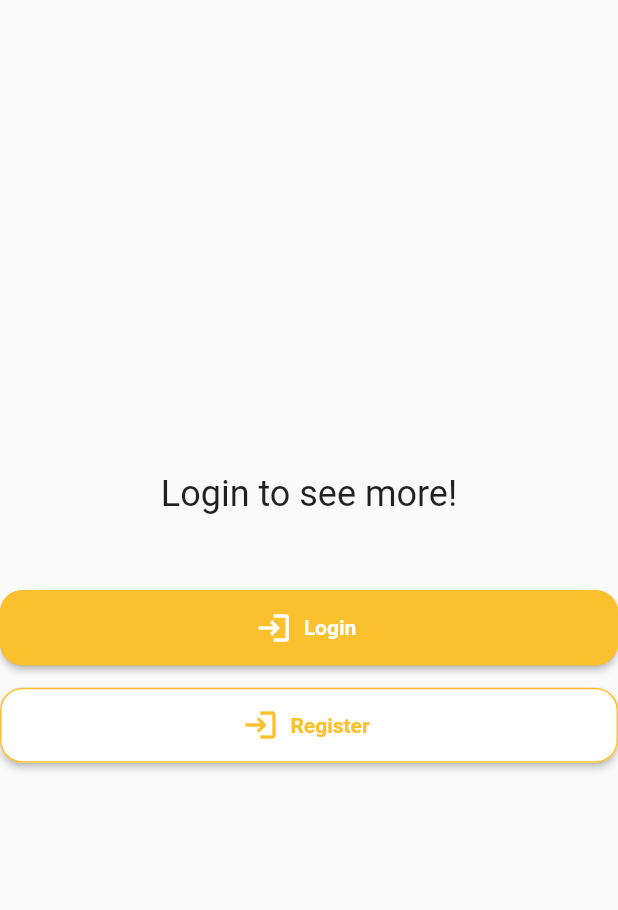
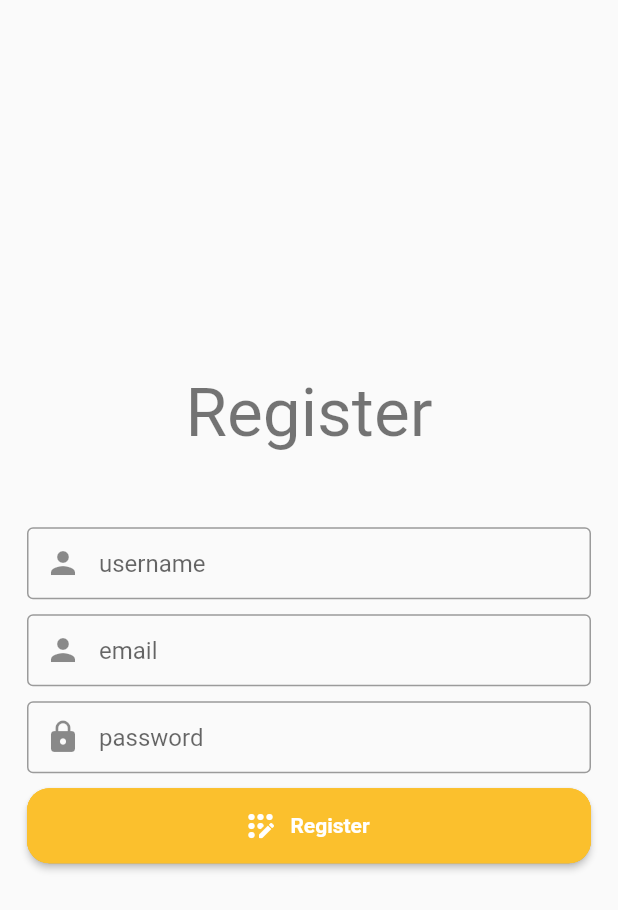
Before and after one commit to phyauab/foodie, a Flutter app: the Redirect widget shown alone on an empty page, opened directly, after a tap on "Register", on a phone screen of 412 x 824 dp. Shown: the top 910 px of the screen. Run offline on Flutter 3.47's test engine with Material 2 defaults, Android fonts, the phone set to English and light mode, and no system bars; our stand-ins replace carousel_slider, flutter_rating_bar, flutter_secure_storage, get, jwt_decoder, readmore; accounts and stored records are empty; network calls fail.

Commit message:
add register page

```diff
--- a/frontend/lib/components/profile/redirect.dart
+++ b/frontend/lib/components/profile/redirect.dart
@@ -32,8 +32,10 @@ class Redirect extends StatelessWidget {
           ),
           LongButton(
             text: 'Register',
-            icon: Icons.login,
-            func: () {},
+            icon: Icons.app_registration,
+            func: () {
+              Get.toNamed("/register");
+            },
             isInverted: true,
           ),
         ],
--- a/frontend/lib/main.dart
+++ b/frontend/lib/main.dart
@@ -8,6 +8,8 @@ import 'package:frontend/pages/home/home_binding.dart';
 import 'package:frontend/pages/home/home_page.dart';
 import 'package:frontend/pages/login/login_binding.dart';
 import 'package:frontend/pages/login/login_screen.dart';
+import 'package:frontend/pages/register/register_binding.dart';
+import 'package:frontend/pages/register/register_page.dart';
 import 'package:frontend/providers/user_provider.dart';
 import 'package:get/get.dart';
 
@@ -36,6 +38,11 @@ class MyApp extends StatelessWidget {
           binding: LoginBinding(),
         ),
         GetPage(
+          name: "/register",
+          page: () => RegisterPage(),
+          binding: RegisterBinding(),
+        ),
+        GetPage(
           name: '/food/categories/:id',
           page: () => const FoodItemsPage(),
           binding: FoodItemsBinding(),
--- /dev/null
+++ b/frontend/lib/pages/register/register_binding.dart
@@ -0,0 +1,9 @@
+import 'package:get/get.dart';
+import 'register_controller.dart';
+
+class RegisterBinding implements Bindings {
+  @override
+  void dependencies() {
+    Get.lazyPut<RegisterController>(() => RegisterController());
+  }
+}
--- /dev/null
+++ b/frontend/lib/pages/register/register_controller.dart
@@ -0,0 +1,30 @@
+import 'package:flutter/material.dart';
+import 'package:frontend/models/user.dart';
+import 'package:frontend/providers/user_provider.dart';
+import 'package:get/get.dart';
+
+class RegisterController extends GetxController {
+  final _userProvider = Get.put(UserProvider());
+  final GlobalKey<FormState> _formKey = GlobalKey<FormState>();
+  var username = "".obs;
+  var password = "".obs;
+  var email = "".obs;
+
+  @override
+  void onInit() {
+    super.onInit();
+  }
+
+  Future<bool> register() async {
+    bool isRegisterSuccess = await _userProvider.register(
+        username.value, password.value, email.value);
+    if (isRegisterSuccess) {
+      bool isLoginSuccess =
+          await _userProvider.login(username.value, password.value);
+      if (isLoginSuccess) {
+        return true;
+      }
+    }
+    return false;
+  }
+}
--- /dev/null
+++ b/frontend/lib/pages/register/register_page.dart
@@ -0,0 +1,164 @@
+import 'package:flutter/material.dart';
+import 'package:frontend/components/long_button.dart';
+import 'package:frontend/constants.dart';
+import 'package:frontend/pages/register/register_controller.dart';
+import 'package:get/get.dart';
+
+class RegisterPage extends GetView<RegisterController> {
+  RegisterPage({Key? key}) : super(key: key);
+
+  GlobalKey<FormState> _formKey = GlobalKey<FormState>();
+  String username = "";
+  String password = "";
+
+  @override
+  Widget build(BuildContext context) {
+    return Scaffold(
+      body: Padding(
+        padding: EdgeInsets.symmetric(horizontal: defaultScreenPadding),
+        child: Form(
+          key: _formKey,
+          child: Column(
+            mainAxisSize: MainAxisSize.max,
+            mainAxisAlignment: MainAxisAlignment.center,
+            children: [
+              Text(
+                'Register',
+                style: Theme.of(context).textTheme.headline3,
+              ),
+              const SizedBox(
+                height: 50,
+              ),
+              TextFormField(
+                onSaved: (value) {
+                  controller.username.value = value!;
+                },
+                decoration: const InputDecoration(
+                    prefixIcon: Icon(Icons.person),
+                    border: OutlineInputBorder(),
+                    contentPadding: EdgeInsets.all(0),
+                    hintText: 'username'),
+                validator: (value) {
+                  if (value == null || value.isEmpty) {
+                    return 'Please Enter Username';
+                  }
+                  return null;
+                },
+              ),
+              const SizedBox(
+                height: 10,
+              ),
+              TextFormField(
+                onSaved: (value) {
+                  controller.email.value = value!;
+                },
+                decoration: const InputDecoration(
+                    prefixIcon: Icon(Icons.person),
+                    border: OutlineInputBorder(),
+                    contentPadding: EdgeInsets.all(0),
+                    hintText: 'email'),
+                validator: (value) {
+                  if (value == null || value.isEmpty) {
+                    return 'Please Enter Email';
+                  }
+                  return null;
+                },
+              ),
+              const SizedBox(
+                height: 10,
+              ),
+              TextFormField(
+                onSaved: (value) {
+                  controller.password.value = value!;
+                },
+                decoration: const InputDecoration(
+                  prefixIcon: Icon(Icons.lock),
+                  border: OutlineInputBorder(),
+                  contentPadding: EdgeInsets.all(0),
+                  hintText: 'password',
+                ),
+                obscureText: true,
+                enableSuggestions: false,
+                autocorrect: false,
+                validator: (value) {
+                  if (value == null || value.isEmpty) {
+                    return 'Please Enter Password';
+                  }
+                  return null;
+                },
+              ),
+              const SizedBox(height: 10),
+              // SizedBox(
+              //   width: double.infinity,
+              //   child: ElevatedButton.icon(
+              //     onPressed: () async {
+              //       if (_formKey.currentState!.validate()) {
+              //         _formKey.currentState!.save();
+              //         bool isRegisterSuccess = await controller.register();
+              //         if (isRegisterSuccess) {
+              //           Get.back();
+              //         } else {
+              //           _showMyDialog(context);
+              //         }
+              //       }
+              //     },
+              //     child: const Text(
+              //       'Register',
+              //       style: TextStyle(color: Colors.white),
+              //     ),
+              //     style: ButtonStyle(
+              //       padding: MaterialStateProperty.all<EdgeInsets>(
+              //         const EdgeInsets.all(14),
+              //       ),
+              //     ),
+              //   ),
+              // )
+              LongButton(
+                  text: "Register",
+                  icon: Icons.app_registration_rounded,
+                  func: () async {
+                    if (_formKey.currentState!.validate()) {
+                      _formKey.currentState!.save();
+                      bool isRegisterSuccess = await controller.register();
+                      if (isRegisterSuccess) {
+                        Get.back();
+                      } else {
+                        _showMyDialog(context);
+                      }
+                    }
+                  })
+            ],
+          ),
+        ),
+      ),
+    );
+  }
+
+  Future<void> _showMyDialog(BuildContext context) async {
+    return showDialog<void>(
+      context: context,
+      barrierDismissible: false, // user must tap button!
+      builder: (BuildContext context) {
+        return AlertDialog(
+          title: const Text('AlertDialog Title'),
+          content: SingleChildScrollView(
+            child: ListBody(
+              children: const <Widget>[
+                Text('This is a demo alert dialog.'),
+                Text('Would you like to approve of this message?'),
+              ],
+            ),
+          ),
+          actions: <Widget>[
+            TextButton(
+              child: const Text('Approve'),
+              onPressed: () {
+                Navigator.of(context).pop();
+              },
+            ),
+          ],
+        );
+      },
+    );
+  }
+}
--- a/frontend/lib/providers/user_provider.dart
+++ b/frontend/lib/providers/user_provider.dart
@@ -15,7 +15,7 @@ class UserProvider extends BaseProvider {
     getMe();
   }
 
-  Future<void> login(String username, String password) async {
+  Future<bool> login(String username, String password) async {
     Map<String, String> body = {'username': username, "password": password};
     final response = await post("users/login", body);
 
@@ -23,7 +23,20 @@ class UserProvider extends BaseProvider {
       user = User.fromJson(response.body);
       await storage.write(key: 'token', value: user?.token);
       isLoggedIn.value = true;
+      return true;
     }
+
+    return false;
+  }
+
+  Future<bool> register(String username, String password, String email) async {
+    Map<String, String> body = {
+      'username': username,
+      "password": password,
+      "email": email
+    };
+    final response = await post("users/register", body);
+    return response.statusCode == 200;
   }
 
   Future<void> getMe() async {
```
Also changed, not shown: 1 other file.
